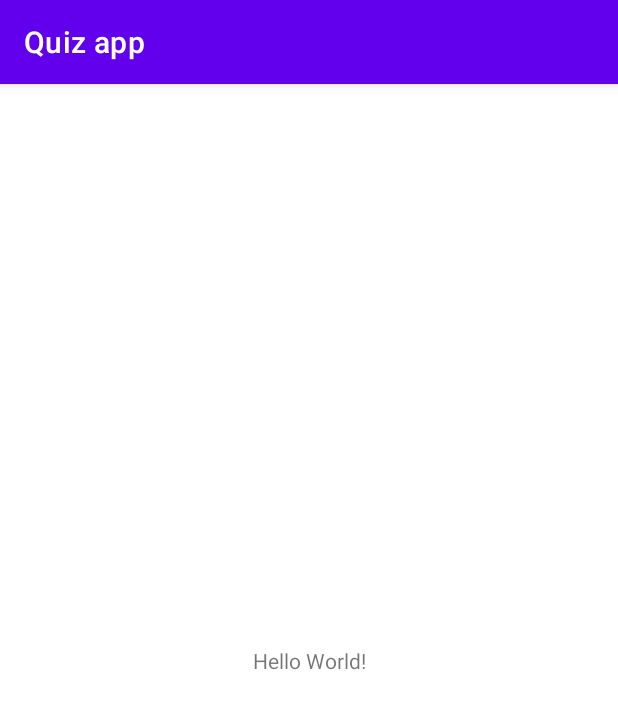
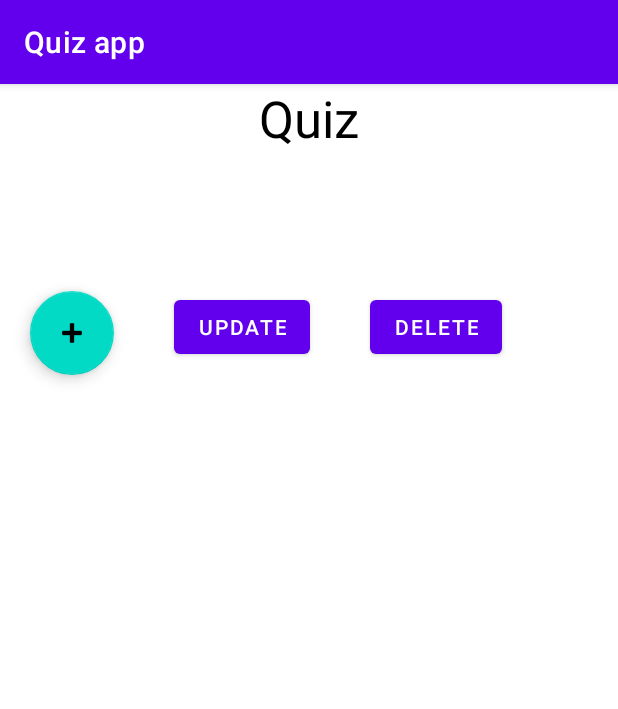
Before and after one commit to loganrv10/QuizApp, an Android app: the screen it shows after launch (MainActivity), on a phone screen of 412 x 824 dp. Shown: the top 709 px of the screen. Run offline under Robolectric (Android 15) with nearby library versions, the phone set to English and light mode, and no system bars.

Commit message:
quiz app

```diff
--- a/app/src/main/java/com/example/quizapp/MainActivity.kt
+++ b/app/src/main/java/com/example/quizapp/MainActivity.kt
@@ -1,11 +1,44 @@
 package com.example.quizapp
 
+
+import android.os.Bundle
 import androidx.appcompat.app.AppCompatActivity
-import android.os.Bundle
+import androidx.recyclerview.widget.LinearLayoutManager
+
+import kotlinx.android.synthetic.main.activity_main.*
 
 class MainActivity : AppCompatActivity() {
+
+    private val quizList: MutableList<String> = mutableListOf()
+    lateinit var mAdapter: RoutineAdapter
+    lateinit var dbHandler: DatabaseHandler
     override fun onCreate(savedInstanceState: Bundle?) {
         super.onCreate(savedInstanceState)
         setContentView(R.layout.activity_main)
+
+
+//        quizList.add("hello")
+//        quizList.add("hello")
+//        quizList.add("hello")
+//        quizList.add("hello")
+
+        mAdapter = RoutineAdapter(this, quizList, this)
+        recyclerview.layoutManager = LinearLayoutManager(this)
+        recyclerview.adapter = mAdapter
+
+        dbHandler = DatabaseHandler(this)
+
+        btnCreate.setOnClickListener {
+            dbHandler.insertRoutine("How Many states does india have", "32", "33","29","22")
+        }
+
+        btnUpdate.setOnClickListener {
+            dbHandler.updateRoutine(1, "How Many district does karnataka have", "30", "33","29","22")
+        }
+
+        btnDelete.setOnClickListener {
+            dbHandler.deleteRoutine(2)
+        }
     }
+
 }
--- /dev/null
+++ b/app/src/main/java/com/example/quizapp/RoutineAdapter.kt
@@ -0,0 +1,59 @@
+package com.example.quizapp
+
+
+import android.content.Context
+import android.view.LayoutInflater
+import android.view.View
+import android.view.ViewGroup
+
+import androidx.recyclerview.widget.RecyclerView
+
+
+class RoutineAdapter(
+    val context: Context,
+    val routineList: MutableList<String>,
+    val listener: MainActivity
+) : RecyclerView.Adapter<RoutineAdapter.RoutineViewHolder>() {
+
+    override fun onCreateViewHolder(parent: ViewGroup, viewType: Int): RoutineViewHolder {
+        val inflater = LayoutInflater.from(context)
+        val view1: View = inflater.inflate(R.layout.item_layout, parent, false)
+        return RoutineViewHolder(view1)
+
+    }
+
+    override fun onBindViewHolder(holder: RoutineViewHolder, position: Int) {
+        val task = routineList.get(position)
+        //holder.title.text = task.title
+        //holder.desc.text = task.desc
+
+        /*holder.editTv.setOnClickListener {
+            listener.onEditClicked(task)
+        }
+
+        holder.delete.setOnClickListener {
+            listener.onDeleteClicked(task)
+        }*/
+
+    }
+
+    override fun getItemCount(): Int {
+        return routineList.size
+    }
+
+
+    class RoutineViewHolder(itemView: View) : RecyclerView.ViewHolder(itemView) {
+       // var title: TextView
+        //var desc: TextView
+
+        //var editTv: TextView
+        //var delete: TextView
+
+        init {
+           // title = itemView.findViewById(R.id.titleTv)
+            //desc = itemView.findViewById(R.id.tvDesc)
+            //editTv = itemView.findViewById(R.id.editTv)
+            //delete = itemView.findViewById(R.id.deleteTv)
+        }
+    }
+}
--- a/app/src/main/res/layout/activity_main.xml
+++ b/app/src/main/res/layout/activity_main.xml
@@ -1,18 +1,58 @@
 <?xml version="1.0" encoding="utf-8"?>
-<androidx.constraintlayout.widget.ConstraintLayout xmlns:android="http://schemas.android.com/apk/res/android"
+<LinearLayout xmlns:android="http://schemas.android.com/apk/res/android"
     xmlns:app="http://schemas.android.com/apk/res-auto"
     xmlns:tools="http://schemas.android.com/tools"
+    android:orientation="vertical"
     android:layout_width="match_parent"
     android:layout_height="match_parent"
     tools:context=".MainActivity">
+    <TextView
+        android:id="@+id/textView"
+        android:layout_width="match_parent"
+        android:layout_height="wrap_content"
+        android:gravity="center"
+        android:text="Quiz"
+        android:textColor="@color/black"
+        android:textSize="34dp"/>
 
-    <TextView
+    <androidx.recyclerview.widget.RecyclerView
+        android:id="@+id/recyclerview"
         android:layout_width="wrap_content"
         android:layout_height="wrap_content"
-        android:text="Hello World!"
-        app:layout_constraintBottom_toBottomOf="parent"
-        app:layout_constraintLeft_toLeftOf="parent"
-        app:layout_constraintRight_toRightOf="parent"
-        app:layout_constraintTop_toTopOf="parent" />
+        android:layout_marginTop="26dp"
+        android:padding="23dp" />
 
-</androidx.constraintlayout.widget.ConstraintLayout>
+
+     <LinearLayout
+         android:layout_width="match_parent"
+         android:layout_height="wrap_content"
+         android:orientation="horizontal">
+
+    <com.google.android.material.floatingactionbutton.FloatingActionButton
+        android:id="@+id/btnCreate"
+        android:layout_width="wrap_content"
+        android:layout_height="wrap_content"
+        android:clickable="true"
+        android:layout_margin="20dp"
+        app:srcCompat="@android:drawable/ic_input_add" />
+
+    <Button
+        android:id="@+id/btnUpdate"
+        android:layout_width="wrap_content"
+        android:layout_height="wrap_content"
+        android:layout_margin="20dp"
+        android:text="UPDATE"
+   />
+
+    <Button
+        android:id="@+id/btnDelete"
+        android:layout_width="wrap_content"
+        android:layout_height="wrap_content"
+        android:layout_margin="20dp"
+        android:text="DELETE"
+    />
+
+
+     </LinearLayout>
+
+</LinearLayout>
```
Also changed, not shown: app/build.gradle (+10 -0 lines), app/src/main/java/com/example/quizapp/DatabaseHandler.kt (added, +82 -0 lines), app/src/main/java/com/example/quizapp/OnClickOption.kt (added, +10 -0 lines), app/src/main/res/layout/item_layout.xml (added, +52 -0 lines).
